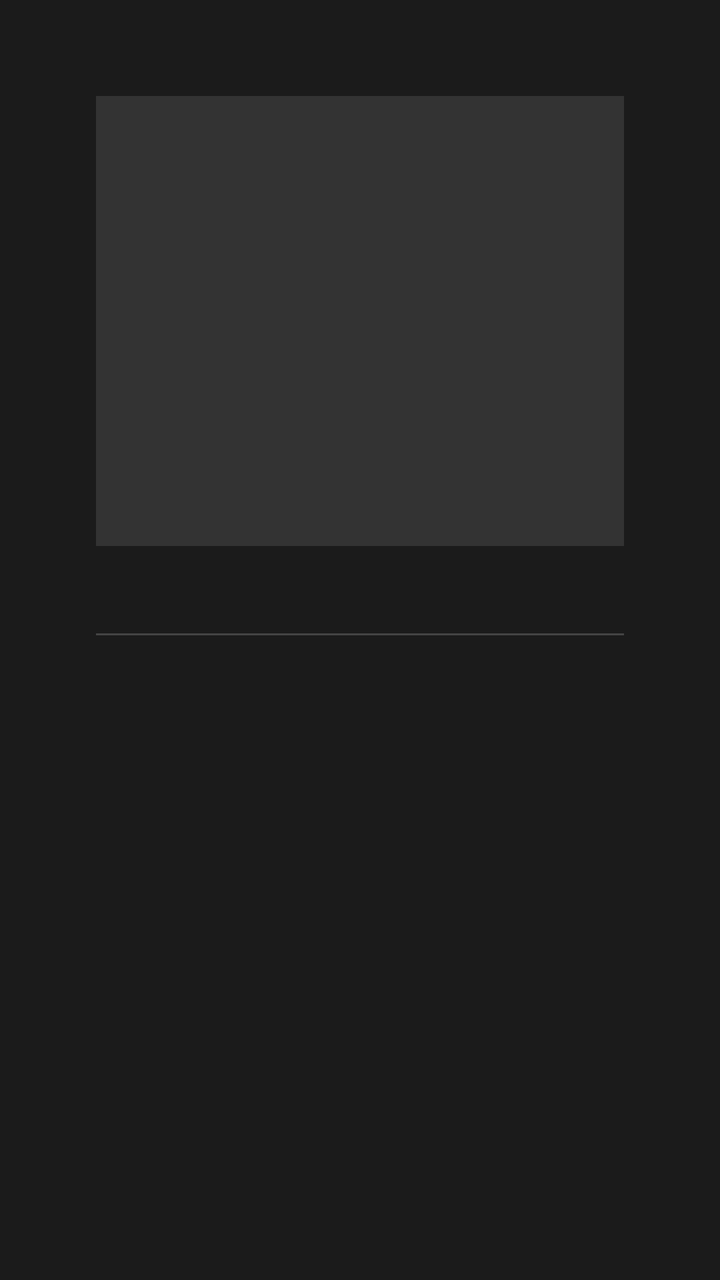
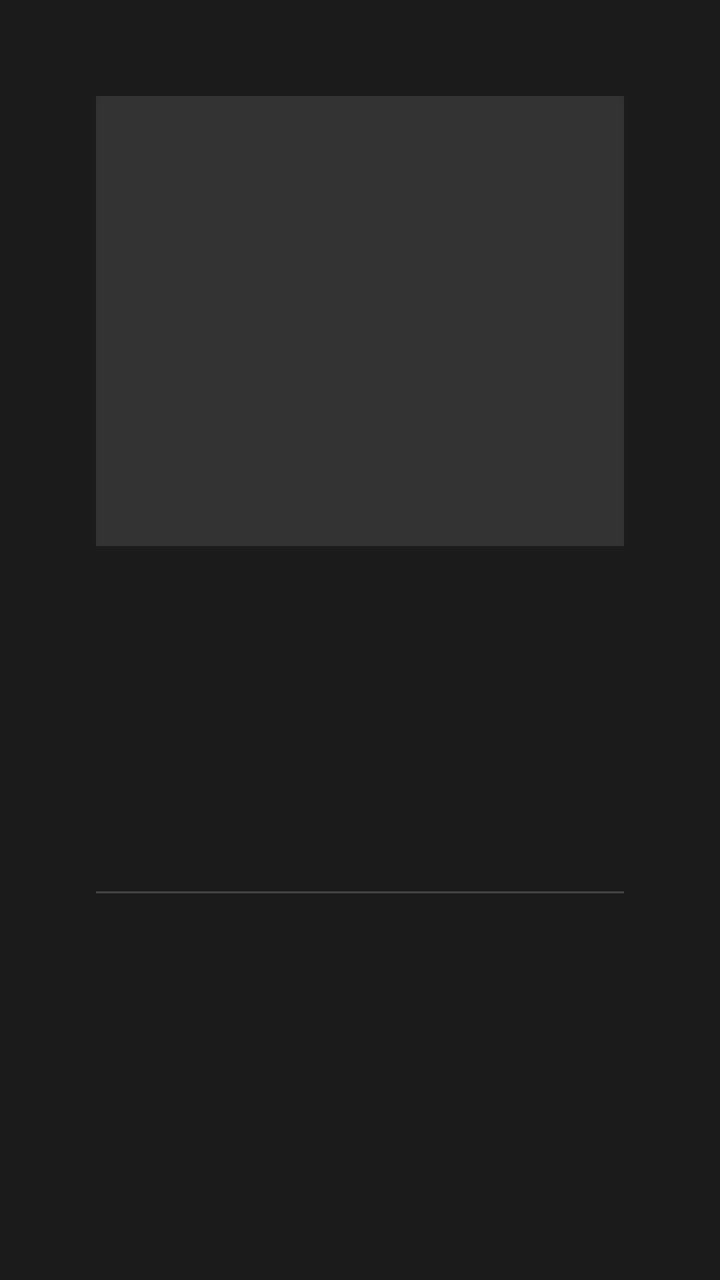

An Android layout rendered at two revisions. The XML below is the earlier revision; the diff shows what the commit changed to produce the second picture.
<!-- AndroidManifest.xml: activity theme Theme.Sinema.Details -->
<!-- res/layout/activity_scene_detail.xml -->
<?xml version="1.0" encoding="utf-8"?>
<ScrollView xmlns:android="http://schemas.android.com/apk/res/android"
    android:layout_width="match_parent"
    android:layout_height="match_parent"
    android:background="#1B1B1B"
    android:padding="48dp"
    android:focusable="false"
    android:descendantFocusability="afterDescendants">

    <LinearLayout
        android:layout_width="match_parent"
        android:layout_height="wrap_content"
        android:orientation="vertical">

        <LinearLayout
            android:layout_width="match_parent"
            android:layout_height="wrap_content"
            android:layout_marginBottom="24dp"
            android:orientation="horizontal">

            <ImageView
                android:id="@+id/detail_screenshot"
                android:layout_width="400dp"
                android:layout_height="225dp"
                android:scaleType="centerCrop"
                android:background="#333333" />

            <LinearLayout
                android:layout_width="0dp"
                android:layout_height="wrap_content"
                android:layout_weight="1"
                android:orientation="vertical"
                android:paddingStart="24dp"
                android:gravity="start">

                <TextView
                    android:id="@+id/detail_title"
                    android:layout_width="match_parent"
                    android:layout_height="wrap_content"
                    android:layout_marginBottom="6dp"
                    android:ellipsize="end"
                    android:maxLines="2"
                    android:textColor="@android:color/white"
                    android:textSize="24sp" />

                <TextView
                    android:id="@+id/detail_subtitle"
                    android:layout_width="match_parent"
                    android:layout_height="wrap_content"
                    android:layout_marginBottom="12dp"
                    android:textColor="#AAAAAA"
                    android:textSize="15sp" />

                <LinearLayout
                    android:layout_width="match_parent"
                    android:layout_height="wrap_content"
                    android:layout_marginBottom="12dp"
                    android:orientation="horizontal">

                    <Button
                        android:id="@+id/btn_resume"
                        android:layout_width="wrap_content"
                        android:layout_height="48dp"
                        android:layout_marginEnd="12dp"
                        android:background="@drawable/action_button_background"
                        android:focusable="true"
                        android:minWidth="160dp"
                        android:text="▶ Resume"
                        android:textColor="@android:color/white"
                        android:textSize="14sp"
                        android:visibility="gone" />

                    <Button
                        android:id="@+id/btn_play"
                        android:layout_width="wrap_content"
                        android:layout_height="48dp"
                        android:layout_marginEnd="12dp"
                        android:background="@drawable/action_button_background"
                        android:focusable="true"
                        android:minWidth="120dp"
                        android:text="▶ Play"
                        android:textColor="@android:color/white"
                        android:textSize="14sp" />

                    <Button
                        android:id="@+id/btn_favorite"
                        android:layout_width="wrap_content"
                        android:layout_height="48dp"
                        android:background="@drawable/action_button_background"
                        android:focusable="true"
                        android:minWidth="140dp"
                        android:text="🤍 Favorite"
                        android:textColor="@android:color/white"
                        android:textSize="14sp" />
                </LinearLayout>

                <LinearLayout
                    android:layout_width="match_parent"
                    android:layout_height="wrap_content"
                    android:layout_marginBottom="12dp"
                    android:orientation="horizontal">

                    <Button
                        android:id="@+id/btn_mark_watched"
                        android:layout_width="wrap_content"
                        android:layout_height="48dp"
                        android:layout_marginEnd="12dp"
                        android:background="@drawable/action_button_background"
                        android:focusable="true"
                        android:minWidth="160dp"
                        android:text="👁️ Mark Watched"
                        android:textColor="@android:color/white"
                        android:textSize="14sp" />

                    <Button
                        android:id="@+id/btn_folder"
                        android:layout_width="wrap_content"
                        android:layout_height="48dp"
                        android:background="@drawable/action_button_background"
                        android:focusable="true"
                        android:minWidth="180dp"
                        android:text="📁 Browse Folder"
                        android:textColor="@android:color/white"
                        android:textSize="14sp" />
                </LinearLayout>

                <TextView
                    android:id="@+id/detail_meta"
                    android:layout_width="match_parent"
                    android:layout_height="wrap_content"
                    android:layout_marginBottom="6dp"
                    android:textColor="#AAAAAA"
                    android:textSize="14sp"
                    android:visibility="gone" />

                <TextView
                    android:id="@+id/detail_details"
                    android:layout_width="match_parent"
                    android:layout_height="wrap_content"
                    android:layout_marginTop="4dp"
                    android:ellipsize="end"
                    android:maxLines="5"
                    android:textColor="#BBBBBB"
                    android:textSize="15sp"
                    android:visibility="gone" />

                <HorizontalScrollView
                    android:id="@+id/detail_tags_scroll"
                    android:layout_width="match_parent"
                    android:layout_height="wrap_content"
                    android:layout_marginTop="8dp"
                    android:focusable="false"
                    android:visibility="gone">
                    <LinearLayout
                        android:id="@+id/detail_tags_row"
                        android:layout_width="wrap_content"
                        android:layout_height="wrap_content"
                        android:orientation="horizontal" />
                </HorizontalScrollView>

                <HorizontalScrollView
                    android:id="@+id/detail_performers_scroll"
                    android:layout_width="match_parent"
                    android:layout_height="wrap_content"
                    android:layout_marginTop="4dp"
                    android:focusable="false"
                    android:visibility="gone">
                    <LinearLayout
                        android:id="@+id/detail_performers_row"
                        android:layout_width="wrap_content"
                        android:layout_height="wrap_content"
                        android:orientation="horizontal" />
                </HorizontalScrollView>

                <Button
                    android:id="@+id/btn_technical"
                    android:layout_width="wrap_content"
                    android:layout_height="44dp"
                    android:layout_marginTop="10dp"
                    android:background="@drawable/action_button_background"
                    android:focusable="true"
                    android:minWidth="180dp"
                    android:text="Technical details"
                    android:textColor="@android:color/white"
                    android:textSize="13sp" />

                <LinearLayout
                    android:id="@+id/technical_container"
                    android:layout_width="match_parent"
                    android:layout_height="wrap_content"
                    android:layout_marginTop="8dp"
                    android:orientation="vertical"
                    android:visibility="gone">

                    <TextView
                        android:id="@+id/detail_filename"
                        android:layout_width="match_parent"
                        android:layout_height="wrap_content"
                        android:ellipsize="end"
                        android:maxLines="2"
                        android:textColor="#AAAAAA"
                        android:textSize="13sp" />

                    <TextView
                        android:id="@+id/detail_path"
                        android:layout_width="match_parent"
                        android:layout_height="wrap_content"
                        android:layout_marginTop="4dp"
                        android:ellipsize="end"
                        android:maxLines="2"
                        android:textColor="#777777"
                        android:textSize="12sp" />

                    <TextView
                        android:id="@+id/detail_technical"
                        android:layout_width="match_parent"
                        android:layout_height="wrap_content"
                        android:layout_marginTop="4dp"
                        android:textColor="#AAAAAA"
                        android:textSize="13sp" />
                </LinearLayout>
            </LinearLayout>
        </LinearLayout>

        <View
            android:layout_width="match_parent"
            android:layout_height="1dp"
            android:layout_marginBottom="16dp"
            android:background="#444444" />

        <TextView
            android:id="@+id/related_label"
            android:layout_width="wrap_content"
            android:layout_height="wrap_content"
            android:layout_marginBottom="12dp"
            android:text="More from this folder"
            android:textColor="#AAAAAA"
            android:textSize="14sp"
            android:visibility="gone" />

        <LinearLayout
            android:id="@+id/related_row"
            android:layout_width="match_parent"
            android:layout_height="wrap_content"
            android:orientation="horizontal"
            android:visibility="gone" />
    </LinearLayout>
</ScrollView>
<!-- resources referenced by this layout -->
<resources>
  <!-- drawable action_button_background (drawable) -->
  <?xml version="1.0" encoding="utf-8"?>
  <selector xmlns:android="http://schemas.android.com/apk/res/android">
      <item android:state_focused="true">
          <shape android:shape="rectangle">
              <solid android:color="#2AABE0" />
              <corners android:radius="8dp" />
          </shape>
      </item>
      <item>
          <shape android:shape="rectangle">
              <solid android:color="#FF333333" />
              <corners android:radius="8dp" />
          </shape>
      </item>
  </selector>
  <style name="Theme.Sinema.Details" parent="@style/Theme.Leanback.Details">
          <item name="android:windowBackground">#FF1B1B1B</item>
          <item name="android:colorBackground">#FF1B1B1B</item>
          <item name="detailsActionButtonStyle">@style/Widget.Leanback.DetailsActionButtonStyle.Custom</item>
      </style>
  <style name="Widget.Leanback.DetailsActionButtonStyle.Custom" parent="Widget.Leanback.DetailsActionButtonStyle">
          <item name="android:background">@drawable/action_button_background</item>
          <item name="android:textColor">@android:color/white</item>
          <item name="android:focusable">true</item>
          <item name="android:focusableInTouchMode">true</item>
      </style>
</resources>

<!-- the commit's change to res/layout/activity_scene_detail.xml (unified diff, before → after) -->
@@ -81,15 +81,87 @@
                         android:text="▶ Play"
                         android:textColor="@android:color/white"
                         android:textSize="14sp" />
-
-                    <Button
-                        android:id="@+id/btn_favorite"
-                        android:layout_width="wrap_content"
-                        android:layout_height="48dp"
-                        android:background="@drawable/action_button_background"
-                        android:focusable="true"
-                        android:minWidth="140dp"
-                        android:text="🤍 Favorite"
+                </LinearLayout>
+
+                
+                <LinearLayout
+                    android:layout_width="match_parent"
+                    android:layout_height="wrap_content"
+                    android:layout_marginBottom="12dp"
+                    android:gravity="center_vertical"
+                    android:orientation="horizontal">
+
+                    <TextView
+                        android:layout_width="wrap_content"
+                        android:layout_height="wrap_content"
+                        android:layout_marginEnd="12dp"
+                        android:text="Rating:"
+                        android:textColor="#AAAAAA"
+                        android:textSize="14sp" />
+
+                    <Button
+                        android:id="@+id/btn_star_1"
+                        android:layout_width="48dp"
+                        android:layout_height="48dp"
+                        android:layout_marginEnd="4dp"
+                        android:background="@drawable/action_button_background"
+                        android:focusable="true"
+                        android:text="☆"
+                        android:textColor="@android:color/white"
+                        android:textSize="20sp" />
+
+                    <Button
+                        android:id="@+id/btn_star_2"
+                        android:layout_width="48dp"
+                        android:layout_height="48dp"
+                        android:layout_marginEnd="4dp"
+                        android:background="@drawable/action_button_background"
+                        android:focusable="true"
+                        android:text="☆"
+                        android:textColor="@android:color/white"
+                        android:textSize="20sp" />
+
+                    <Button
+                        android:id="@+id/btn_star_3"
+                        android:layout_width="48dp"
+                        android:layout_height="48dp"
+                        android:layout_marginEnd="4dp"
+                        android:background="@drawable/action_button_background"
+                        android:focusable="true"
+                        android:text="☆"
+                        android:textColor="@android:color/white"
+                        android:textSize="20sp" />
+
+                    <Button
+                        android:id="@+id/btn_star_4"
+                        android:layout_width="48dp"
+                        android:layout_height="48dp"
+                        android:layout_marginEnd="4dp"
+                        android:background="@drawable/action_button_background"
+                        android:focusable="true"
+                        android:text="☆"
+                        android:textColor="@android:color/white"
+                        android:textSize="20sp" />
+
+                    <Button
+                        android:id="@+id/btn_star_5"
+                        android:layout_width="48dp"
+                        android:layout_height="48dp"
+                        android:layout_marginEnd="12dp"
+                        android:background="@drawable/action_button_background"
+                        android:focusable="true"
+                        android:text="☆"
+                        android:textColor="@android:color/white"
+                        android:textSize="20sp" />
+
+                    <Button
+                        android:id="@+id/btn_rating_clear"
+                        android:layout_width="wrap_content"
+                        android:layout_height="48dp"
+                        android:background="@drawable/action_button_background"
+                        android:focusable="true"
+                        android:minWidth="120dp"
+                        android:text="Clear"
                         android:textColor="@android:color/white"
                         android:textSize="14sp" />
                 </LinearLayout>
